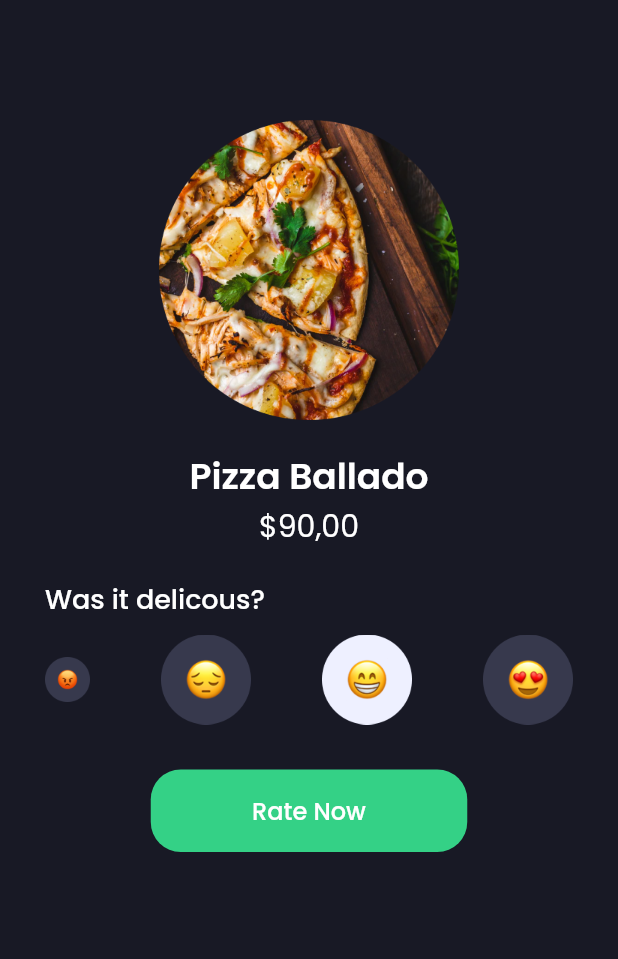
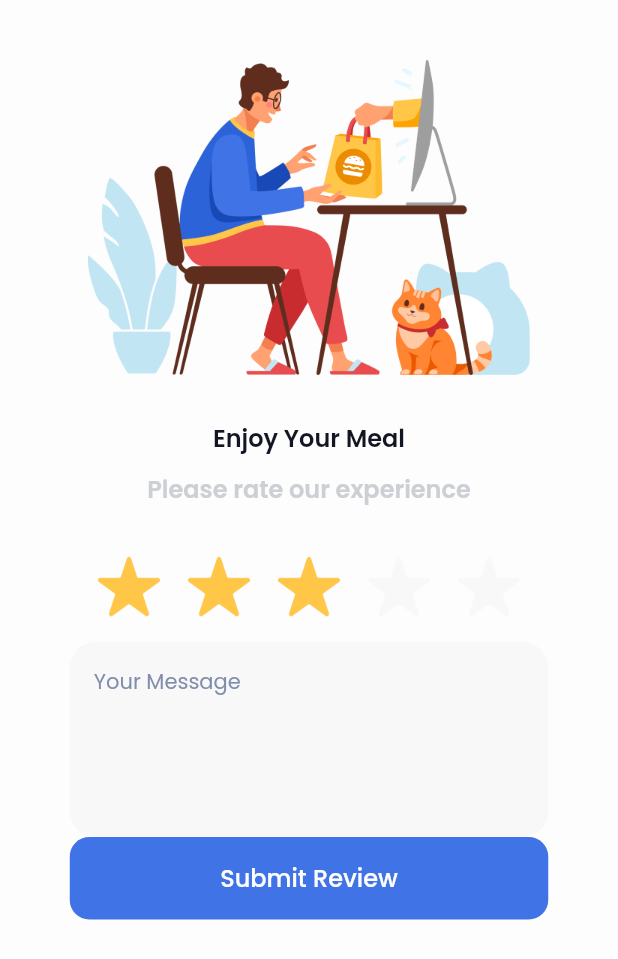
Before and after one commit to johanhartono/BWADay5, a Flutter app: the screen it shows after launch, on a phone screen of 412 x 824 dp. Shown: the top 959 px of the screen. Run offline on Flutter 3.47's test engine with Material 2 defaults, Android fonts, the light colour scheme and no system bars; our stand-ins replace google_fonts.

Commit message:
added second rating and screenshoots output

```diff
--- a/lib/main.dart
+++ b/lib/main.dart
@@ -1,4 +1,4 @@
-import 'package:bwadesigntocodeday5/first_rating.dart';
+import 'package:bwadesigntocodeday5/second_rating.dart';
 import 'package:flutter/material.dart';
 
 
@@ -15,7 +15,7 @@ class SevenDays extends StatelessWidget {
     return const MaterialApp(
         debugShowCheckedModeBanner: false,
         title: 'Seven Days Flutter Demo',
-        home: FirstRating(
+        home: SecondRating(
 
         )
         );
--- /dev/null
+++ b/lib/second_rating.dart
@@ -0,0 +1,64 @@
+// ignore_for_file: prefer_const_constructors
+
+import 'package:bwadesigntocodeday5/widgets/theme.dart';
+import 'package:flutter/material.dart';
+
+class SecondRating extends StatelessWidget {
+  const SecondRating({Key? key}) : super(key: key);
+
+  @override
+  Widget build(BuildContext context) {
+    return Scaffold(
+        backgroundColor: Color.fromARGB(255, 253, 253, 253),
+        body: Padding(
+          padding: const EdgeInsets.only(top: 40, left: 28, right: 28),
+          child: Column(children: [
+            Center(
+              child: Image.asset('assets/office_illustration.png',
+              width: 295,
+              height: 210,),
+            ),
+            SizedBox(height: 30,),
+            Text('Enjoy Your Meal',
+            style: firstTextStyle,),
+            SizedBox(height: 10,),
+            Text('Please rate our experience',
+            style: subTextStyle,),
+            SizedBox(height: 30,),
+            Image.asset('assets/stars.png',
+            width: 290,
+            height: 50,),
+            SizedBox(height: 10,),
+            Container(
+              width: 319,
+              height: 130,
+              decoration: BoxDecoration(
+                color: Color(0xffF8F8F8),
+                borderRadius: BorderRadius.circular(17),
+              ),
+              child: Padding(
+                padding: const EdgeInsets.only(top: 16,left:16,right:0),
+                child: Text('Your Message',
+                style: messageTextStyle,),
+              ),
+            ),
+            Container(
+              width: 319,height: 55,
+              child: TextButton(
+                style: TextButton.styleFrom(
+                  backgroundColor: Color(0xff4074E6),
+                  shape: RoundedRectangleBorder(
+                    borderRadius: BorderRadius.circular(13),
+                  )
+                ),
+                 onPressed: () {},
+                child: Text('Submit Review',
+                style: rateTextStyle,),
+              ),
+            )
+
+          ],),
+        )
+    );
+  }
+}
--- a/lib/widgets/theme.dart
+++ b/lib/widgets/theme.dart
@@ -66,7 +66,7 @@ TextStyle firstTextStyle = GoogleFonts.poppins(
   fontWeight: FontWeight.w600,
 );
 TextStyle subTextStyle = GoogleFonts.poppins(
-  color:const Color(0xff808EAB),
+  color:Color.fromARGB(255, 204, 207, 212),
   fontSize: 16,
   fontWeight: FontWeight.w600,
 );
--- a/pubspec.yaml
+++ b/pubspec.yaml
@@ -65,6 +65,8 @@ flutter:
      - assets/emoji_two.png
      - assets/emoji_three.png
      - assets/emoji_four.png
+     - assets/office_illustration.png
+     - assets/stars.png
   #   - images/a_dot_ham.jpeg
 
   # An image asset can refer to one or more resolution-specific "variants", see
```
Also changed, not shown: screenshoots/output2.png (added).
